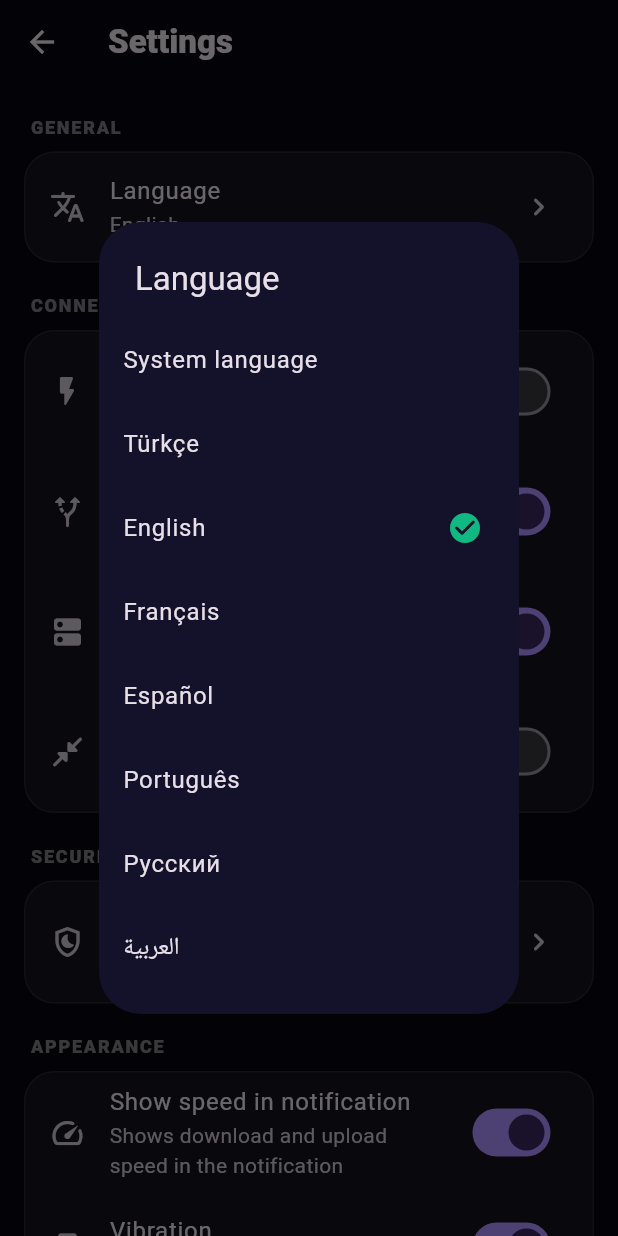
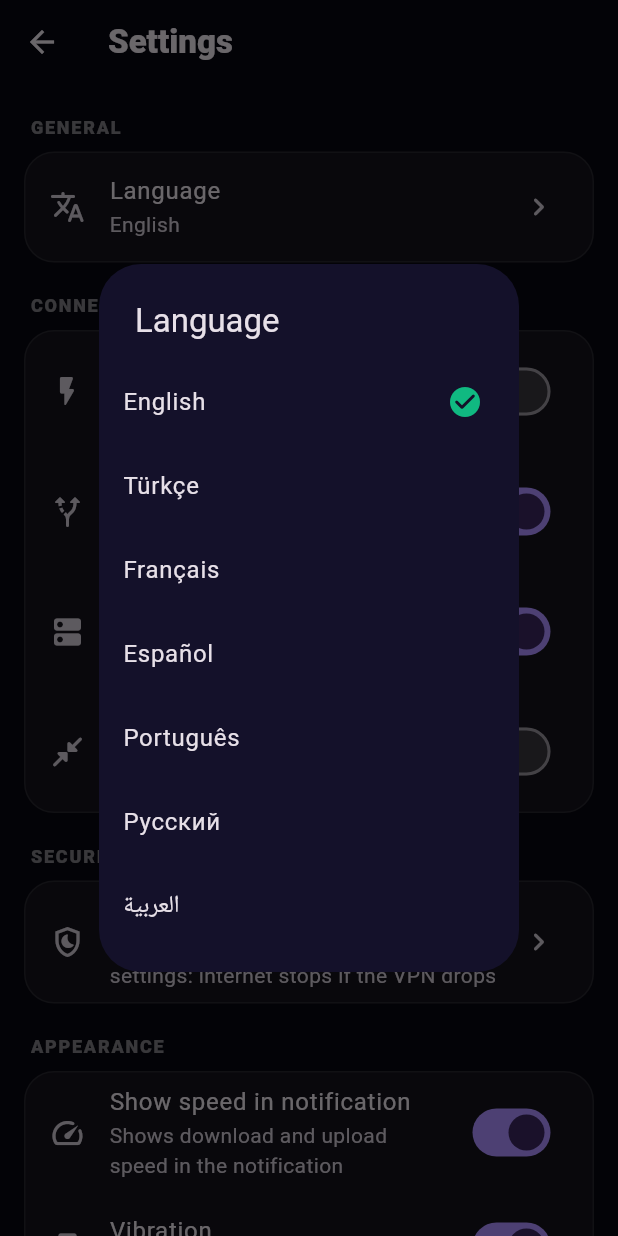
Before and after one commit to XADAN-900/shadex-vpn, a Flutter app: the SettingsPage screen opened directly with empty values, after a tap on "Language", on a phone screen of 412 x 824 dp. Run offline on Flutter 3.47's test engine with Material 3 defaults, Android fonts, the phone set to English and light mode, and no system bars; our stand-ins replace permission_handler, shared_preferences; missing offline and left inert: openvpn_flutter; accounts and stored records are empty; network calls fail.

Commit message:
v1.2.2: 'Sistem dili' seçeneği kaldırıldı
Uygulama her zaman İngilizce açılır; dil Ayarlar'dan seçilir. Listede İngilizce en üstte.

Co-Authored-By: Claude Opus 5.5 <noreply@anthropic.com>
Claude-Session: https://claude.ai/code/session_01CACA2N1mNFrsQtbDPhExZi

```diff
--- a/lib/l10n.dart
+++ b/lib/l10n.dart
@@ -1,5 +1,3 @@
-import 'dart:ui' show PlatformDispatcher;
-
 import 'package:flutter/widgets.dart';
 
 /// Basit çeviri sistemi. Sıra: tr, en, fr, es, pt, ru, ar.
@@ -18,18 +16,12 @@ class L10n {
   /// Varsayılan dil: uygulama ilk açılışta İngilizce başlar.
   static const defaultCode = 'en';
 
-  /// Seçili dil: null = varsayılan (İngilizce), 'system' = telefonun dili,
-  /// diğerleri dil kodu.
+  /// Seçili dil kodu; null ya da bilinmeyen kod = varsayılan (İngilizce).
   static final ValueNotifier<String?> preference = ValueNotifier(null);
 
   static String get code {
     final p = preference.value;
-    if (p == null) return defaultCode;
-    if (p == 'system') {
-      final sys = PlatformDispatcher.instance.locale.languageCode;
-      return codes.contains(sys) ? sys : defaultCode;
-    }
-    return codes.contains(p) ? p : defaultCode;
+    return p != null && codes.contains(p) ? p : defaultCode;
   }
 
   static Locale get locale => Locale(code);
@@ -120,7 +112,6 @@ const Map<String, List<String>> _strings = {
   // ---------------------------------------------------------------- ayarlar
   'sec_general': ["Genel", "General", "Général", "General", "Geral", "Общие", "عام"],
   'language': ["Dil", "Language", "Langue", "Idioma", "Idioma", "Язык", "اللغة"],
-  'system_language': ["Sistem dili", "System language", "Langue du système", "Idioma del sistema", "Idioma do sistema", "Язык системы", "لغة النظام"],
   'sec_connection': ["Bağlantı", "Connection", "Connexion", "Conexión", "Conexão", "Подключение", "الاتصال"],
   'auto_connect': ["Açılışta otomatik bağlan", "Connect on launch", "Connexion au démarrage", "Conectar al abrir", "Conectar ao abrir", "Подключаться при запуске", "الاتصال عند التشغيل"],
   'auto_connect_d': ["Uygulama açılınca en hızlı sunucuya bağlanır", "Connects to the fastest server when the app opens", "Se connecte au serveur le plus rapide à l'ouverture", "Se conecta al servidor más rápido al abrir", "Conecta ao servidor mais rápido ao abrir", "Подключается к быстрому серверу при запуске", "يتصل بأسرع خادم عند فتح التطبيق"],
--- a/lib/settings.dart
+++ b/lib/settings.dart
@@ -5,7 +5,7 @@ import 'package:shared_preferences/shared_preferences.dart';
 import 'l10n.dart';
 import 'theme.dart';
 
-const appVersion = '1.2.1';
+const appVersion = '1.2.2';
 const shareLink =
     'https://github.com/XADAN-900/shadex-vpn/releases/latest/download/ShadeX-VPN.apk';
 
@@ -42,7 +42,7 @@ class AppSettings {
   bool get haptics => _get('haptics', true);
   set haptics(bool v) => _set('haptics', v);
 
-  /// Dil kodu; null = varsayılan (İngilizce), 'system' = telefonun dili.
+  /// Dil kodu; null = varsayılan (İngilizce).
   String? get language => _p?.getString('language');
   set language(String? v) {
     if (v == null) {
@@ -157,18 +157,16 @@ class _SettingsPageState extends State<SettingsPage> {
   }
 
   Future<void> _chooseLanguage() async {
-    final current = s.language ?? L10n.defaultCode;
+    final current = L10n.code;
     final picked = await showDialog<String>(
       context: context,
       builder: (ctx) => SimpleDialog(
         backgroundColor: AppColors.surface,
         title: Text(tr('language')),
         children: [
-          for (final code in ['system', ...L10n.codes])
+          for (final code in ['en', ...L10n.codes.where((c) => c != 'en')])
             ListTile(
-              title: Text(
-                code == 'system' ? tr('system_language') : L10n.names[code]!,
-              ),
+              title: Text(L10n.names[code]!),
               trailing: current == code
                   ? const Icon(
                       Icons.check_circle_rounded,
@@ -188,7 +186,6 @@ class _SettingsPageState extends State<SettingsPage> {
   @override
   Widget build(BuildContext context) {
     L10n.watch(context);
-    final lang = s.language;
     return Scaffold(
       backgroundColor: AppColors.bg,
       appBar: AppBar(
@@ -207,9 +204,7 @@ class _SettingsPageState extends State<SettingsPage> {
             _tile(
               icon: Icons.translate_rounded,
               title: tr('language'),
-              subtitle: lang == 'system'
-                  ? '${tr('system_language')} • ${L10n.names[L10n.code]}'
-                  : L10n.names[L10n.code],
+              subtitle: L10n.names[L10n.code],
               onTap: _chooseLanguage,
             ),
           ]),
--- a/pubspec.yaml
+++ b/pubspec.yaml
@@ -1,7 +1,7 @@
 name: shadex_vpn
 description: ShadeX VPN - açık kaynaklı, ücretsiz ve reklamsız VPN uygulaması.
 publish_to: 'none'
-version: 1.2.1+4
+version: 1.2.2+5
 
 environment:
   sdk: '>=3.3.0 <4.0.0'
```
Also changed, not shown: 2 other files.
